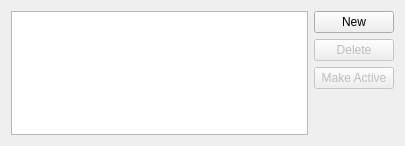
Before: the Qt Designer form shell/sessiondialog.ui in KDE/kdevelop, drawn with Qt 5.
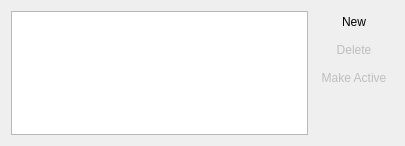
After: the same form once the commit is applied.

Commit message: Make the buttons use flat look

Patch:
```diff
--- a/shell/sessiondialog.ui
+++ b/shell/sessiondialog.ui
@@ -22,6 +22,9 @@
      <property name="text" >
       <string>New</string>
      </property>
+     <property name="flat" >
+      <bool>true</bool>
+     </property>
     </widget>
    </item>
    <item row="1" column="1" >
@@ -32,6 +35,9 @@
      <property name="text" >
       <string>Delete</string>
      </property>
+     <property name="flat" >
+      <bool>true</bool>
+     </property>
     </widget>
    </item>
    <item row="3" column="1" >
@@ -55,6 +61,9 @@
      <property name="text" >
       <string>Make Active</string>
      </property>
+     <property name="flat" >
+      <bool>true</bool>
+     </property>
     </widget>
    </item>
   </layout>
```
